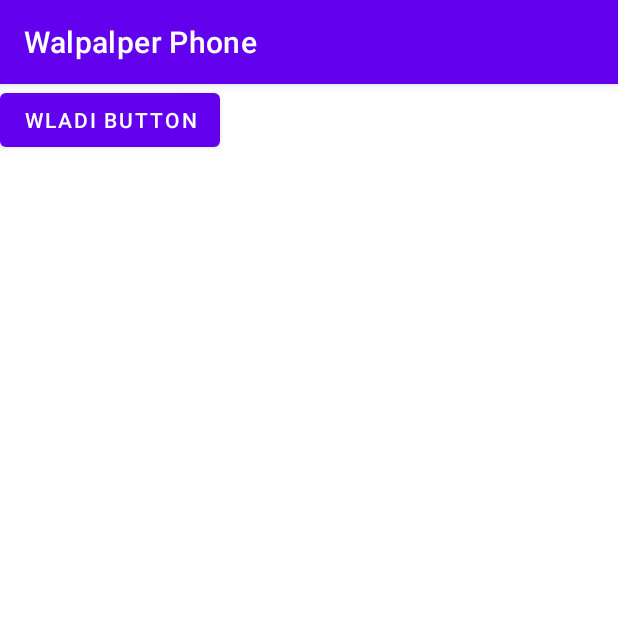
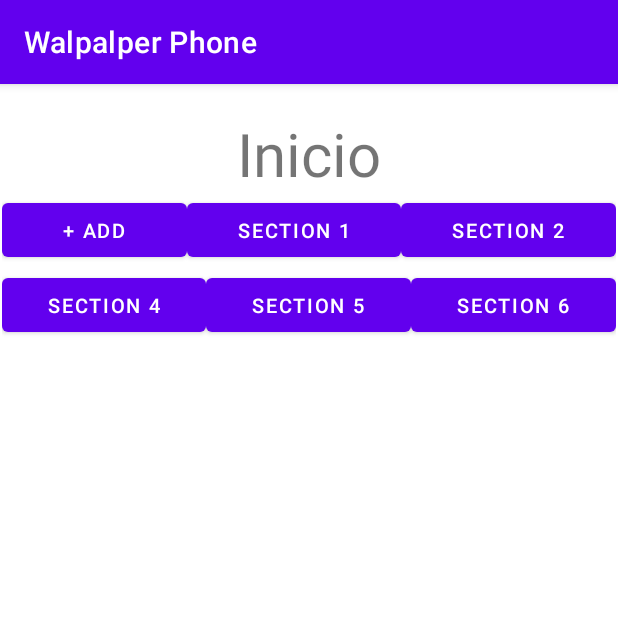
Before and after one commit to CristobalAlonso/WalpalperProject, an Android app: the screen it shows after launch (MainActivity), on a phone screen of 412 x 824 dp, the top half of it. Run offline under Robolectric (Android 15) with nearby library versions, the phone set to English and light mode, and no system bars.

Commit message:
add basic design to main cover

```diff
--- a/app/src/main/res/layout/activity_main.xml
+++ b/app/src/main/res/layout/activity_main.xml
@@ -6,11 +6,87 @@
     android:layout_height="match_parent"
     tools:context=".MainActivity">
 
-    <Button
-        android:id="@+id/button"
-        android:layout_width="wrap_content"
-        android:layout_height="wrap_content"
-        android:text="Wladi Button"
-        tools:layout_editor_absoluteX="131dp"
-        tools:layout_editor_absoluteY="48dp" />
+    <LinearLayout
+        android:layout_width="409dp"
+        android:layout_height="729dp"
+        android:layout_marginStart="1dp"
+        android:layout_marginTop="1dp"
+        android:layout_marginEnd="1dp"
+        android:layout_marginBottom="1dp"
+        android:orientation="vertical"
+        app:layout_constraintBottom_toBottomOf="parent"
+        app:layout_constraintEnd_toEndOf="parent"
+        app:layout_constraintStart_toStartOf="parent"
+        app:layout_constraintTop_toTopOf="parent">
+
+        <TextView
+            android:id="@+id/textView"
+            android:layout_width="match_parent"
+            android:layout_height="wrap_content"
+            android:text="Inicio"
+            android:textAlignment="center"
+            android:textSize="40dp" />
+
+        <LinearLayout
+            android:layout_width="match_parent"
+            android:layout_height="50dp"
+            android:orientation="horizontal">
+
+
+            <Button
+                android:id="@+id/btnAdd"
+                android:layout_width="wrap_content"
+                android:layout_height="wrap_content"
+                android:layout_weight="1"
+                android:text="+ add"
+                android:textSize="13dp" />
+
+            <Button
+                android:id="@+id/btnSec1"
+                android:layout_width="wrap_content"
+                android:layout_height="wrap_content"
+                android:layout_weight="1"
+                android:text="section 1"
+                android:textSize="13dp" />
+
+            <Button
+                android:id="@+id/button5"
+                android:layout_width="wrap_content"
+                android:layout_height="wrap_content"
+                android:layout_weight="1"
+                android:text="section 2"
+                android:textSize="13dp" />
+        </LinearLayout>
+
+        <LinearLayout
+            android:layout_width="match_parent"
+            android:layout_height="50dp"
+            android:orientation="horizontal">
+
+
+            <Button
+                android:id="@+id/button6"
+                android:layout_width="wrap_content"
+                android:layout_height="wrap_content"
+                android:layout_weight="1"
+                android:text="Section 4"
+                android:textSize="13dp" />
+
+            <Button
+                android:id="@+id/button7"
+                android:layout_width="wrap_content"
+                android:layout_height="wrap_content"
+                android:layout_weight="1"
+                android:text="section 5"
+                android:textSize="13dp" />
+
+            <Button
+                android:id="@+id/button8"
+                android:layout_width="wrap_content"
+                android:layout_height="wrap_content"
+                android:layout_weight="1"
+                android:text="section 6"
+                android:textSize="13dp" />
+        </LinearLayout>
+    </LinearLayout>
 </androidx.constraintlayout.widget.ConstraintLayout>
```
